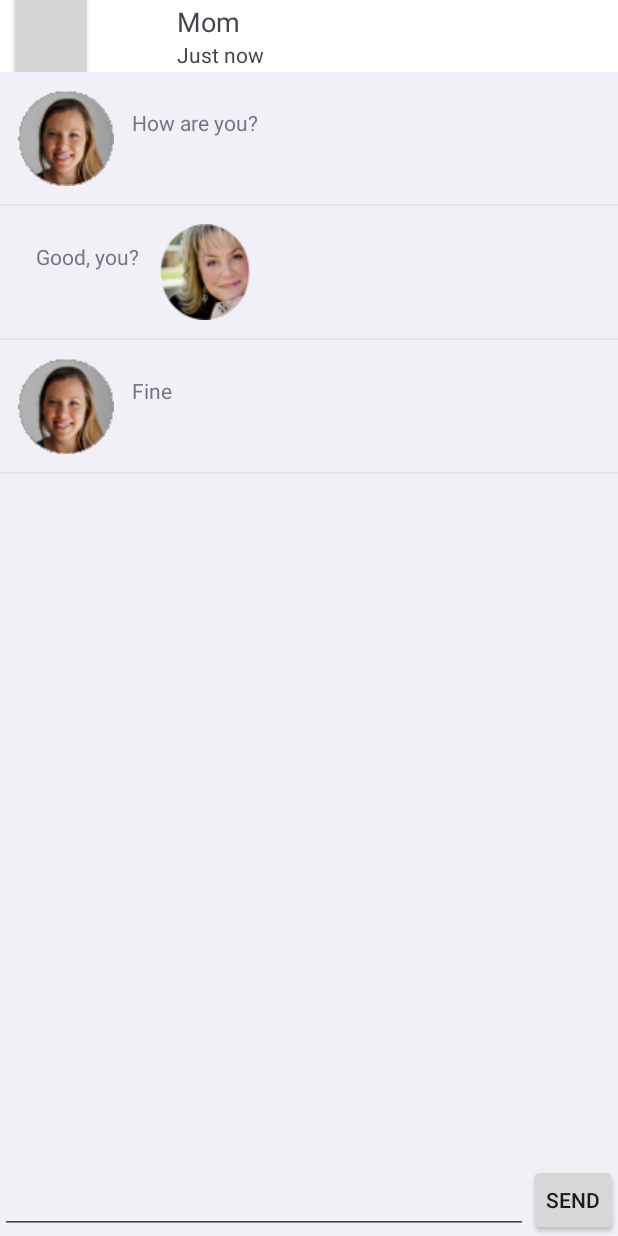
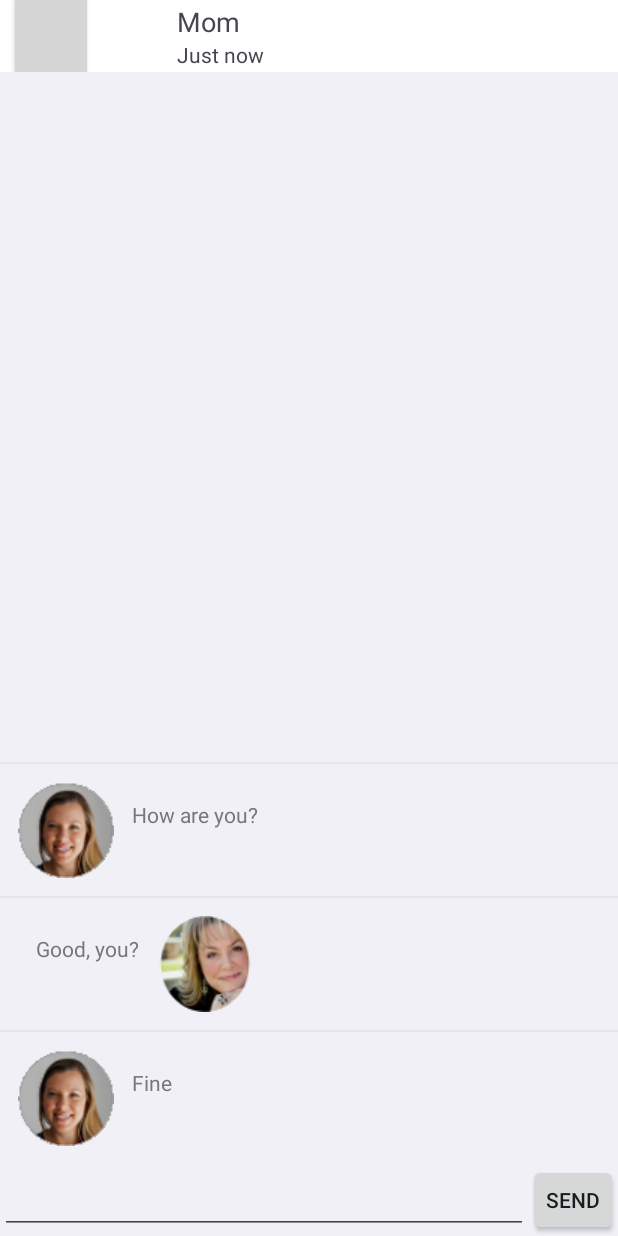
Before and after one commit to csjacob2/cs465-F2015, an Android app: the MessageViewActivity screen opened directly, with no data from a screen before it, after a tap on "Mom", on a phone screen of 412 x 824 dp. Run offline under Robolectric (Android 15) with nearby library versions, the phone set to English and light mode, and no system bars; grey boxes are pictures that could not be loaded.

Commit message:
Prototype sending messages (and updating list views to reflect it)

```diff
--- a/CS465Messager/app/src/main/java/com/messager/og2/cs465/cs465messager/Conversation.java
+++ b/CS465Messager/app/src/main/java/com/messager/og2/cs465/cs465messager/Conversation.java
@@ -1,16 +1,18 @@
 package com.messager.og2.cs465.cs465messager;
 
+import java.util.Arrays;
+import java.util.LinkedList;
 import java.util.List;
 
 public class Conversation {
     public Person withPerson;
-    public ConversationEntry[] entries;
+    public List<ConversationEntry> entries;
     public boolean urgent;
     public String timestamp;
 
     public Conversation(Person withPerson, ConversationEntry[] entries, boolean urgent, String timestamp) {
         this.withPerson = withPerson;
-        this.entries = entries;
+        this.entries = new LinkedList<ConversationEntry>(Arrays.asList(entries));
         this.urgent = urgent;
         this.timestamp = timestamp;
     }
--- a/CS465Messager/app/src/main/java/com/messager/og2/cs465/cs465messager/ConversationActivity.java
+++ b/CS465Messager/app/src/main/java/com/messager/og2/cs465/cs465messager/ConversationActivity.java
@@ -5,12 +5,15 @@ import android.content.Intent;
 import android.graphics.Color;
 import android.os.Bundle;
 import android.view.View;
+import android.view.inputmethod.InputMethodManager;
+import android.widget.EditText;
 import android.widget.ListView;
 import android.widget.TextView;
 
-import org.w3c.dom.Text;
+public class ConversationActivity extends Activity {
 
-public class ConversationActivity extends Activity {
+    Conversation conversation;
+
     @Override
     protected void onCreate(Bundle savedInstanceState) {
         super.onCreate(savedInstanceState);
@@ -18,7 +21,15 @@ public class ConversationActivity extends Activity {
 
         Intent intent = getIntent();
         int conversationIdx = intent.getIntExtra("CONVERSATION_IDX", 0);
-        Conversation conversation = MainActivity.conversations[conversationIdx];
+        conversation = MessageViewActivity.conversations[conversationIdx];
+
+        ConversationEntryAdapter adapter = new ConversationEntryAdapter(this, R.layout.conversation_entry_list_item, conversation.entries);
+        getMessageListView().setAdapter(adapter);
+
+        update();
+    }
+
+    public void update() {
         Person withPerson = conversation.withPerson;
 
         TextView urgent = (TextView)this.findViewById(R.id.urgent);
@@ -42,14 +53,29 @@ public class ConversationActivity extends Activity {
             timestamp.setTextColor(name.getCurrentTextColor());
         }
 
-        ConversationEntryAdapter adapter = new ConversationEntryAdapter(this, R.layout.conversation_entry_list_item, conversation.entries, withPerson);
-
-        ListView msgListView;
-        msgListView = (ListView)findViewById(R.id.conversation_entry_list);
-        msgListView.setAdapter(adapter);
+        ((ConversationEntryAdapter)getMessageListView().getAdapter()).notifyDataSetChanged();
     }
 
     public void goBack(View v) {
         onBackPressed();
     }
+
+    public void send(View v) {
+        EditText editText = (EditText)this.findViewById(R.id.editText);
+        String text = editText.getText().toString();
+
+        conversation.entries.add(new ConversationEntry(MainActivity.me, text));
+        conversation.urgent = false;
+        conversation.timestamp = "Just now";
+
+        editText.setText("");
+        InputMethodManager inputMethodManager = (InputMethodManager)this.getSystemService(Activity.INPUT_METHOD_SERVICE);
+        inputMethodManager.hideSoftInputFromWindow(this.getCurrentFocus().getWindowToken(), 0);
+
+        update();
+    }
+
+    private ListView getMessageListView() {
+        return (ListView)findViewById(R.id.conversation_entry_list);
+    }
 }
--- a/CS465Messager/app/src/main/java/com/messager/og2/cs465/cs465messager/ConversationAdapter.java
+++ b/CS465Messager/app/src/main/java/com/messager/og2/cs465/cs465messager/ConversationAdapter.java
@@ -49,7 +49,7 @@ public class ConversationAdapter extends ArrayAdapter<Conversation> {
         image.setImageResource(conversation.withPerson.image);
         name.setText(conversation.withPerson.name);
         timestamp.setText(conversation.timestamp);
-        text.setText(conversation.entries[conversation.entries.length - 1].chatText);
+        text.setText(conversation.entries.get(conversation.entries.size() - 1).chatText);
 
         final String color = "#ff69b4";
 
--- a/CS465Messager/app/src/main/java/com/messager/og2/cs465/cs465messager/ConversationEntryAdapter.java
+++ b/CS465Messager/app/src/main/java/com/messager/og2/cs465/cs465messager/ConversationEntryAdapter.java
@@ -10,18 +10,18 @@ import android.widget.ArrayAdapter;
 import android.widget.ImageView;
 import android.widget.TextView;
 
+import java.util.List;
+
 public class ConversationEntryAdapter extends ArrayAdapter<ConversationEntry> {
     private Context context;
     private int layoutResourceId;
-    private ConversationEntry[] conversationEntries;
-    private Person withPerson;
+    private List<ConversationEntry> conversationEntries;
 
-    public ConversationEntryAdapter(Context context, int resource, ConversationEntry[] conversationEntries, Person withPerson) {
+    public ConversationEntryAdapter(Context context, int resource, List<ConversationEntry> conversationEntries) {
         super(context, resource, conversationEntries);
         this.context = context;
         this.layoutResourceId = resource;
         this.conversationEntries = conversationEntries;
-        this.withPerson = withPerson;
     }
 
     @Override
@@ -41,9 +41,9 @@ public class ConversationEntryAdapter extends ArrayAdapter<ConversationEntry> {
         text = (TextView)row.findViewById(R.id.text);
         right_image = (ImageView)row.findViewById(R.id.right_image);
 
-        ConversationEntry conversationEntry = conversationEntries[position];
+        ConversationEntry conversationEntry = conversationEntries.get(position);
 
-        if (conversationEntry.person == withPerson)
+        if (conversationEntry.person != MainActivity.me)
         {
             left_image.setVisibility(View.GONE);
 
--- a/CS465Messager/app/src/main/java/com/messager/og2/cs465/cs465messager/MessageViewActivity.java
+++ b/CS465Messager/app/src/main/java/com/messager/og2/cs465/cs465messager/MessageViewActivity.java
@@ -9,15 +9,33 @@ import android.widget.ListView;
 
 public class MessageViewActivity extends Activity {
 
+    static Conversation[] conversations = {
+            new Conversation(MainActivity.contacts.get(0),
+                    new ConversationEntry[] {
+                            new ConversationEntry(MainActivity.me, "Hey"),
+                            new ConversationEntry(MainActivity.contacts.get(0), "What's up?"),
+                            new ConversationEntry(MainActivity.me, "Nothing! Blah blah blah blah this is a very long line.")
+                    },
+                    true,
+                    "7 days ago"),
+            new Conversation(MainActivity.contacts.get(1),
+                    new ConversationEntry[] {
+                            new ConversationEntry(MainActivity.me, "How are you?"),
+                            new ConversationEntry(MainActivity.contacts.get(1), "Good, you?"),
+                            new ConversationEntry(MainActivity.me, "Fine")
+                    },
+                    false,
+                    "Just now")
+    };
+
     @Override
     protected void onCreate(Bundle savedInstanceState) {
         super.onCreate(savedInstanceState);
         setContentView(R.layout.message_view);
 
-        MessageViewAdapter adapter = new MessageViewAdapter(this, R.layout.message_list_item, MainActivity.conversations);
+        MessageViewAdapter adapter = new MessageViewAdapter(this, R.layout.message_list_item, conversations);
 
-        ListView msgListView;
-        msgListView = (ListView)findViewById(R.id.message_list);
+        ListView msgListView = getMessageListView();
         msgListView.setAdapter(adapter);
 
         msgListView.setOnItemClickListener(new AdapterView.OnItemClickListener() {
@@ -30,7 +48,17 @@ public class MessageViewActivity extends Activity {
         });
     }
 
+    @Override
+    public void onResume() {
+        super.onResume();
+        ((MessageViewAdapter)getMessageListView().getAdapter()).notifyDataSetChanged();
+    }
+
     public void goBack(View v) {
         onBackPressed();
     }
+
+    private ListView getMessageListView() {
+        return (ListView)findViewById(R.id.message_list);
+    }
 };
--- a/CS465Messager/app/src/main/java/com/messager/og2/cs465/cs465messager/MessageViewAdapter.java
+++ b/CS465Messager/app/src/main/java/com/messager/og2/cs465/cs465messager/MessageViewAdapter.java
@@ -3,7 +3,6 @@ package com.messager.og2.cs465.cs465messager;
 import android.app.Activity;
 import android.content.Context;
 import android.graphics.Color;
-import android.media.Image;
 import android.view.LayoutInflater;
 import android.view.View;
 import android.view.ViewGroup;
@@ -50,7 +49,7 @@ public class MessageViewAdapter extends ArrayAdapter<Conversation> {
         image.setImageResource(conversation.withPerson.image);
         name.setText(conversation.withPerson.name);
         timestamp.setText(conversation.timestamp);
-        text.setText(conversation.entries[conversation.entries.length - 1].chatText);
+        text.setText(conversation.entries.get(conversation.entries.size() - 1).chatText);
 
         final String color = "#ff69b4";
 
--- a/CS465Messager/app/src/main/res/layout/conversation_view.xml
+++ b/CS465Messager/app/src/main/res/layout/conversation_view.xml
@@ -64,7 +64,9 @@
             android:id="@+id/conversation_entry_list"
             android:layout_below="@+id/linearLayout4"
             android:layout_alignParentStart="true"
-            android:layout_weight="1" />
+            android:layout_weight="1"
+            android:stackFromBottom="true"
+            android:transcriptMode="alwaysScroll" />
 
         <LinearLayout
             android:orientation="horizontal"
@@ -88,7 +90,8 @@
                 android:layout_height="wrap_content"
                 android:text="Send"
                 android:id="@+id/send"
-                android:layout_gravity="center" />
+                android:layout_gravity="center"
+                android:onClick="send" />
         </LinearLayout>
 
     </LinearLayout>
```
Also changed, not shown: CS465Messager/app/src/main/java/com/messager/og2/cs465/cs465messager/MainActivity.java (+9 -21 lines).
